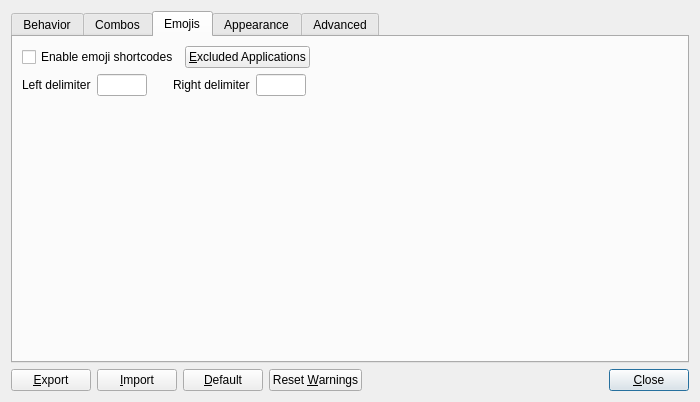
Above: Beeftext/PreferencesDialog.ui from xmichelo/Beeftext before the change. Below: the same form after it.
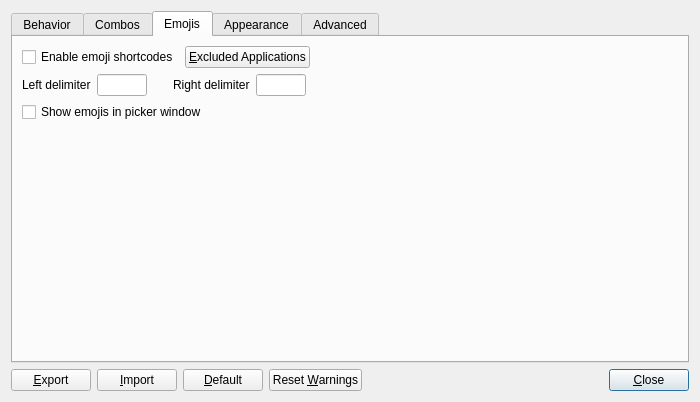
That is the form after the change. The open tabs and pages were chosen to show the change.

Commit message: Added preference for including emojis in picker window.

The edit to the form file:
```diff
--- a/Beeftext/PreferencesDialog.ui
+++ b/Beeftext/PreferencesDialog.ui
@@ -587,6 +587,30 @@
          </item>
         </layout>
        </item>
+       <item>
+        <layout class="QHBoxLayout" name="horizontalLayout_19">
+         <item>
+          <widget class="QCheckBox" name="checkShowEmojiInPickerWindow">
+           <property name="text">
+            <string>Show emojis in picker window</string>
+           </property>
+          </widget>
+         </item>
+         <item>
+          <spacer name="horizontalSpacer_15">
+           <property name="orientation">
+            <enum>Qt::Horizontal</enum>
+           </property>
+           <property name="sizeHint" stdset="0">
+            <size>
+             <width>0</width>
+             <height>20</height>
+            </size>
+           </property>
+          </spacer>
+         </item>
+        </layout>
+       </item>
        <item>
         <spacer name="verticalSpacer_3">
          <property name="orientation">
```
Left out of the diff: 63 changed lines with no effect on the pictures. The commit also changes 5 other files.
